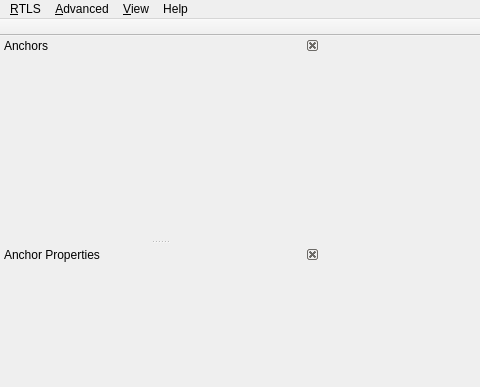
Old version of the form dw_tdoa_controller/views/mainwindow.ui in the repository MikuSamaLOVEReady/QtController; both pictures show x 0 to 480 and y 0 to 387 of the 960 by 768 pixel window.
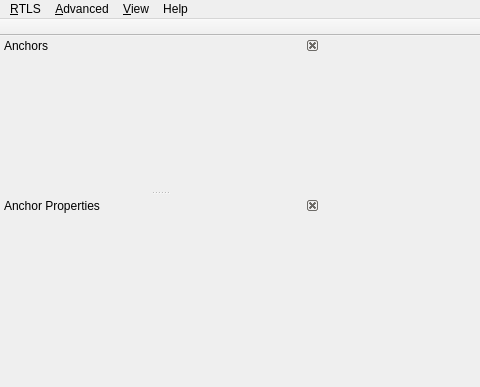
New version of the form. Icons and pictures are not drawn. Custom widgets are drawn as their Qt base class.

Patch:
```diff
--- a/dw_tdoa_controller/views/mainwindow.ui
+++ b/dw_tdoa_controller/views/mainwindow.ui
@@ -148,7 +148,7 @@
    <property name="maximumSize">
     <size>
      <width>320</width>
-     <height>500</height>
+     <height>550</height>
     </size>
    </property>
    <property name="features">
```
